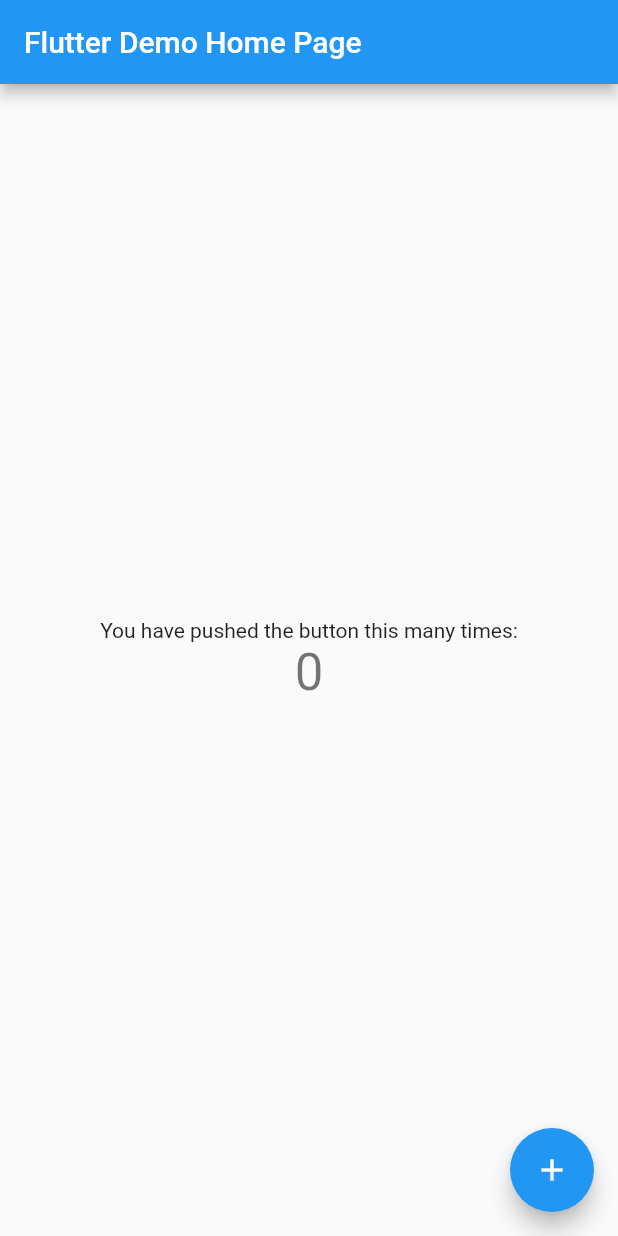
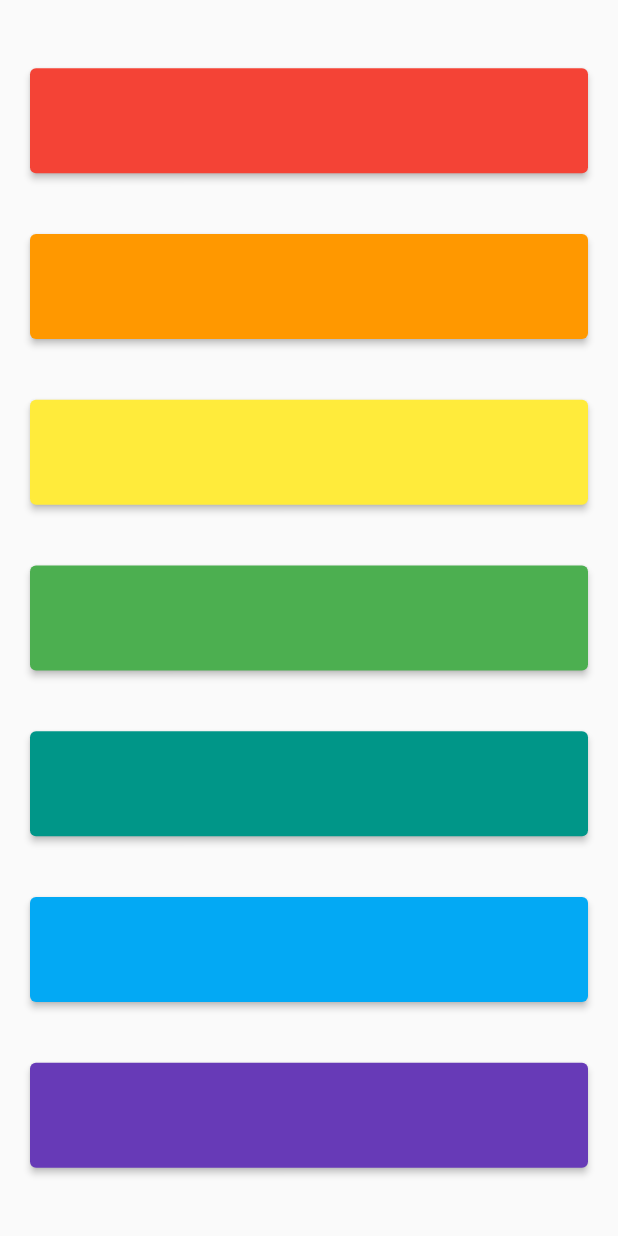
Before and after one commit to Nehemias-Munoz/Xylophone-Flutter, a Flutter app: the screen it shows after launch, on a phone screen of 412 x 824 dp. Run offline on Flutter 3.47's test engine with Material 2 defaults, Android fonts, the phone set to English and light mode, and no system bars; our stand-ins replace audioplayers.

Commit message:
added functionality

```diff
--- a/lib/main.dart
+++ b/lib/main.dart
@@ -1,113 +1,111 @@
 import 'package:flutter/material.dart';
+import 'package:audioplayers/audioplayers.dart';
 
 void main() {
-  runApp(MyApp());
+  runApp(MaterialApp(
+    debugShowCheckedModeBanner: false,
+    home: Scaffold(
+      body: SafeArea(child: XylophonePage()),
+    ),
+  ));
 }
 
-class MyApp extends StatelessWidget {
-  // This widget is the root of your application.
+class XylophonePage extends StatelessWidget {
+  const XylophonePage({Key? key}) : super(key: key);
+
   @override
   Widget build(BuildContext context) {
-    return MaterialApp(
-      title: 'Flutter Demo',
-      theme: ThemeData(
-        // This is the theme of your application.
-        //
-        // Try running your application with "flutter run". You'll see the
-        // application has a blue toolbar. Then, without quitting the app, try
-        // changing the primarySwatch below to Colors.green and then invoke
-        // "hot reload" (press "r" in the console where you ran "flutter run",
-        // or simply save your changes to "hot reload" in a Flutter IDE).
-        // Notice that the counter didn't reset back to zero; the application
-        // is not restarted.
-        primarySwatch: Colors.blue,
+    return Container(
+      padding: EdgeInsets.symmetric(vertical: 5.0, horizontal: 20.0),
+      child: Column(
+        mainAxisAlignment: MainAxisAlignment.spaceEvenly,
+        children: [
+          ElevatedButton(
+            style: ButtonStyle(
+                backgroundColor: MaterialStateProperty.all(Colors.red)),
+            onPressed: () {
+              final player = AudioCache(prefix: 'assets/sounds/');
+              player.play('note1.wav');
+            },
+            child: SizedBox(
+              width: 400.0,
+              height: 70.0,
+            ),
+          ),
+          ElevatedButton(
+            style: ButtonStyle(
+                backgroundColor: MaterialStateProperty.all(Colors.orange)),
+            onPressed: () {
+              final player = AudioCache(prefix: 'assets/sounds/');
+              player.play('note2.wav');
+            },
+            child: SizedBox(
+              width: 400.0,
+              height: 70.0,
+            ),
+          ),
+          ElevatedButton(
+            style: ButtonStyle(
+                backgroundColor: MaterialStateProperty.all(Colors.yellow)),
+            onPressed: () {
+              final player = AudioCache(prefix: 'assets/sounds/');
+              player.play('note3.wav');
+            },
+            child: SizedBox(
+              width: 400.0,
+              height: 70.0,
+            ),
+          ),
+          ElevatedButton(
+            style: ButtonStyle(
+                backgroundColor: MaterialStateProperty.all(Colors.green)),
+            onPressed: () {
+              final player = AudioCache(prefix: 'assets/sounds/');
+              player.play('note4.wav');
+            },
+            child: SizedBox(
+              width: 400.0,
+              height: 70.0,
+            ),
+          ),
+          ElevatedButton(
+            style: ButtonStyle(
+                backgroundColor: MaterialStateProperty.all(Colors.teal)),
+            onPressed: () {
+              final player = AudioCache(prefix: 'assets/sounds/');
+              player.play('note5.wav');
+            },
+            child: SizedBox(
+              width: 400.0,
+              height: 70.0,
+            ),
+          ),
+          ElevatedButton(
+            style: ButtonStyle(
+                backgroundColor: MaterialStateProperty.all(Colors.lightBlue)),
+            onPressed: () {
+              final player = AudioCache(prefix: 'assets/sounds/');
+              player.play('note6.wav');
+            },
+            child: SizedBox(
+              width: 400.0,
+              height: 70.0,
+            ),
+          ),
+          ElevatedButton(
+            style: ButtonStyle(
+                backgroundColor: MaterialStateProperty.all(Colors.deepPurple)),
+            onPressed: () {
+              final player = AudioCache(prefix: 'assets/sounds/');
+              player.play('note7.wav');
+            },
+            child: SizedBox(
+              width: 400.0,
+              height: 70.0,
+            ),
+          ),
+        ],
       ),
-      home: MyHomePage(title: 'Flutter Demo Home Page'),
     );
   }
 }
-
-class MyHomePage extends StatefulWidget {
-  MyHomePage({Key? key, required this.title}) : super(key: key);
-
-  // This widget is the home page of your application. It is stateful, meaning
-  // that it has a State object (defined below) that contains fields that affect
-  // how it looks.
-
-  // This class is the configuration for the state. It holds the values (in this
-  // case the title) provided by the parent (in this case the App widget) and
-  // used by the build method of the State. Fields in a Widget subclass are
-  // always marked "final".
-
-  final String title;
-
-  @override
-  _MyHomePageState createState() => _MyHomePageState();
-}
-
-class _MyHomePageState extends State<MyHomePage> {
-  int _counter = 0;
-
-  void _incrementCounter() {
-    setState(() {
-      // This call to setState tells the Flutter framework that something has
-      // changed in this State, which causes it to rerun the build method below
-      // so that the display can reflect the updated values. If we changed
-      // _counter without calling setState(), then the build method would not be
-      // called again, and so nothing would appear to happen.
-      _counter++;
-    });
-  }
-
-  @override
-  Widget build(BuildContext context) {
-    // This method is rerun every time setState is called, for instance as done
-    // by the _incrementCounter method above.
-    //
-    // The Flutter framework has been optimized to make rerunning build methods
-    // fast, so that you can just rebuild anything that needs updating rather
-    // than having to individually change instances of widgets.
-    return Scaffold(
-      appBar: AppBar(
-        // Here we take the value from the MyHomePage object that was created by
-        // the App.build method, and use it to set our appbar title.
-        title: Text(widget.title),
-      ),
-      body: Center(
-        // Center is a layout widget. It takes a single child and positions it
-        // in the middle of the parent.
-        child: Column(
-          // Column is also a layout widget. It takes a list of children and
-          // arranges them vertically. By default, it sizes itself to fit its
-          // children horizontally, and tries to be as tall as its parent.
-          //
-          // Invoke "debug painting" (press "p" in the console, choose the
-          // "Toggle Debug Paint" action from the Flutter Inspector in Android
-          // Studio, or the "Toggle Debug Paint" command in Visual Studio Code)
-          // to see the wireframe for each widget.
-          //
-          // Column has various properties to control how it sizes itself and
-          // how it positions its children. Here we use mainAxisAlignment to
-          // center the children vertically; the main axis here is the vertical
-          // axis because Columns are vertical (the cross axis would be
-          // horizontal).
-          mainAxisAlignment: MainAxisAlignment.center,
-          children: <Widget>[
-            Text(
-              'You have pushed the button this many times:',
-            ),
-            Text(
-              '$_counter',
-              style: Theme.of(context).textTheme.headline4,
-            ),
-          ],
-        ),
-      ),
-      floatingActionButton: FloatingActionButton(
-        onPressed: _incrementCounter,
-        tooltip: 'Increment',
-        child: Icon(Icons.add),
-      ), // This trailing comma makes auto-formatting nicer for build methods.
-    );
-  }
-}
--- a/pubspec.yaml
+++ b/pubspec.yaml
@@ -28,6 +28,7 @@
   # The following adds the Cupertino Icons font to your application.
   # Use with the CupertinoIcons class for iOS style icons.
   cupertino_icons: ^1.0.2
+  audioplayers: ^0.19.1
 
 dev_dependencies:
   flutter_test:
@@ -46,7 +47,7 @@
 
   # To add assets to your application, add an assets section, like this:
   assets:
-    - assets/sounds
+    - assets/sounds/
 
   # An image asset can refer to one or more resolution-specific "variants", see
   # https://flutter.dev/assets-and-images/#resolution-aware.
```
Also changed, not shown: pubspec.lock, 7 other files.
